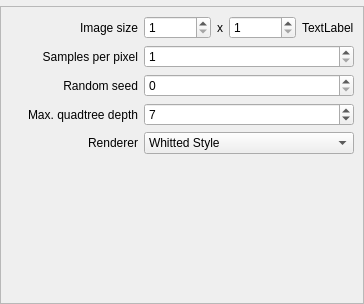
This is src/gui/CosyGui/rendersettingswindow.ui in phresnel/picogen as Qt 5 draws it before an edit. The edited form follows.
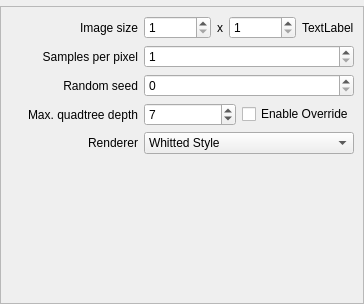
This is the edited form. Custom widgets are drawn as their Qt base class.

Commit message: max quadtree depth can be overriden in rendersettingsCosyGui

Patch:
```diff
--- a/src/gui/CosyGui/rendersettingswindow.ui
+++ b/src/gui/CosyGui/rendersettingswindow.ui
@@ -66,7 +66,7 @@
         </property>
        </widget>
       </item>
-      <item row="0" column="1">
+      <item row="0" column="2">
        <layout class="QHBoxLayout" name="horizontalLayout">
         <item>
          <widget class="QSpinBox" name="widthSpin">
@@ -104,7 +104,7 @@
         </item>
        </layout>
       </item>
-      <item row="2" column="1">
+      <item row="2" column="2">
        <widget class="QSpinBox" name="samplesPerPixelSpin">
         <property name="minimum">
          <number>1</number>
@@ -114,14 +114,14 @@
         </property>
        </widget>
       </item>
-      <item row="5" column="1">
+      <item row="5" column="2">
        <widget class="QSpinBox" name="seedSpin">
         <property name="maximum">
          <number>999999999</number>
         </property>
        </widget>
       </item>
-      <item row="8" column="1">
+      <item row="8" column="2">
        <widget class="QComboBox" name="comboBox">
         <item>
          <property name="text">
@@ -135,7 +135,7 @@
         </item>
        </widget>
       </item>
-      <item row="9" column="1">
+      <item row="9" column="2">
        <spacer name="verticalSpacer">
         <property name="orientation">
          <enum>Qt::Vertical</enum>
@@ -148,19 +148,6 @@
         </property>
        </spacer>
       </item>
-      <item row="7" column="1">
-       <widget class="QSpinBox" name="seedSpin_2">
-        <property name="minimum">
-         <number>1</number>
-        </property>
-        <property name="maximum">
-         <number>999999999</number>
-        </property>
-        <property name="value">
-         <number>7</number>
-        </property>
-       </widget>
-      </item>
       <item row="7" column="0">
        <widget class="QLabel" name="label_6">
         <property name="text">
@@ -171,6 +158,30 @@
         </property>
        </widget>
       </item>
+      <item row="7" column="2">
+       <layout class="QHBoxLayout" name="horizontalLayout_2">
+        <item>
+         <widget class="QSpinBox" name="maxLazyQuadtreeDepthSpin">
+          <property name="minimum">
+           <number>1</number>
+          </property>
+          <property name="maximum">
+           <number>999999999</number>
+          </property>
+          <property name="value">
+           <number>7</number>
+          </property>
+         </widget>
+        </item>
+        <item>
+         <widget class="QCheckBox" name="enableMaxQuadtreeDepthOverride">
+          <property name="text">
+           <string>Enable Override</string>
+          </property>
+         </widget>
+        </item>
+       </layout>
+      </item>
      </layout>
     </widget>
    </item>
```
The commit also changes 6 other files.
